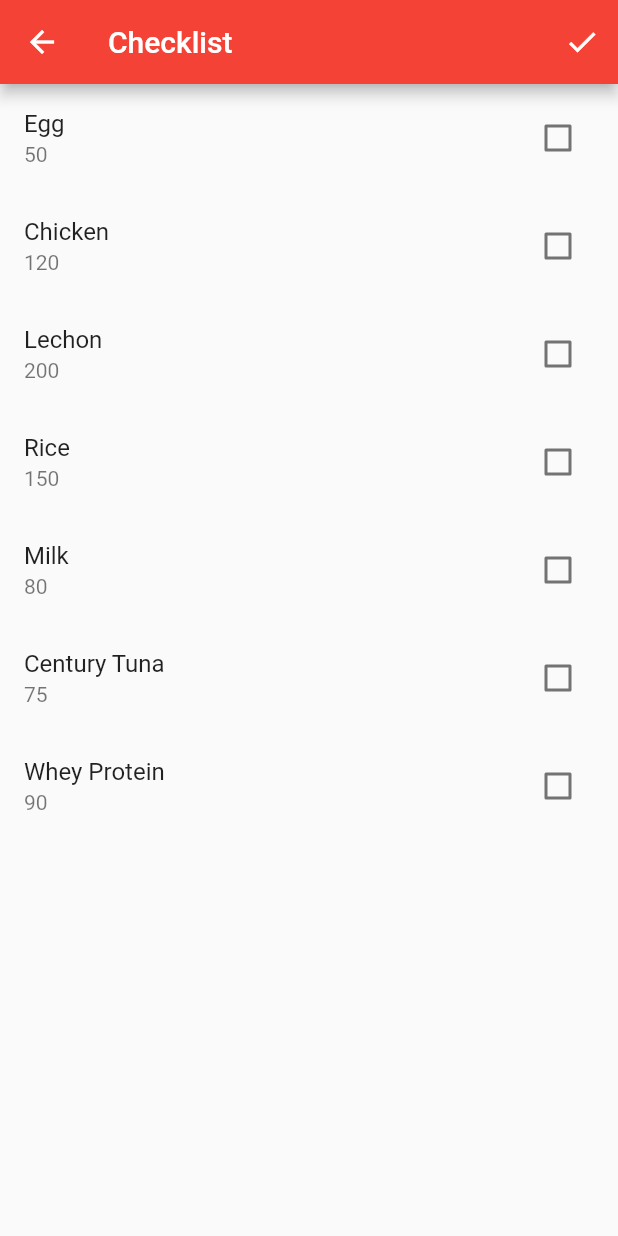
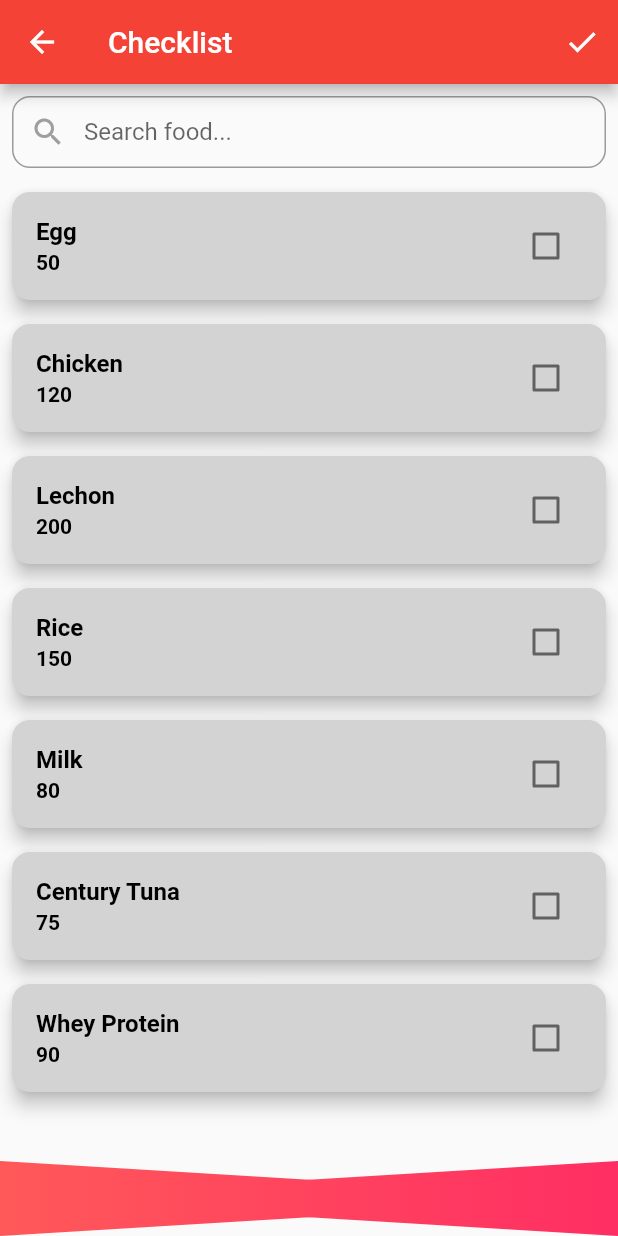
Before and after one commit to eliasberd/calorie_counter_main, a Flutter app: the AddFoodTest screen opened directly with empty values, on a phone screen of 412 x 824 dp. Run offline on Flutter 3.47's test engine with Material 3 defaults, Android fonts, the phone set to English and light mode, and no system bars; our stand-ins replace cloud_firestore, firebase_auth, firebase_core, firebase_database; accounts and stored records are empty.

Commit message:
added UI

```diff
--- a/lib/food_test.dart
+++ b/lib/food_test.dart
@@ -1,6 +1,5 @@
 import 'package:calorie_counter_app_design/prelim/user_auth/firebase_auth_implementation/firebase_auth_services.dart';
 import 'package:firebase_database/firebase_database.dart';
-import 'package:firebase_database/ui/firebase_animated_list.dart';
 import 'package:flutter/material.dart';
 
 class AddFoodTest extends StatefulWidget {
@@ -14,8 +13,6 @@ class AddFoodTest extends StatefulWidget {
 class _AddFoodTestState extends State<AddFoodTest> {
   final databaseReference = FirebaseDatabase.instance.ref();
   String currentUid = '';
-
-
   List<String> foodItems = [
     'Egg',
     'Chicken',
@@ -25,7 +22,6 @@ class _AddFoodTestState extends State<AddFoodTest> {
     'Century Tuna',
     'Whey Protein',
   ];
-
   List<int> gramsValues = [
     50,
     120,
@@ -35,30 +31,36 @@ class _AddFoodTestState extends State<AddFoodTest> {
     75,
     90,
   ];
+  List<bool> isCheckedList = List.generate(7, (index) => false);
 
-
-  List<bool> isCheckedList = [false, false, false, false, false, false, false, false, false];
+  List<String> filteredFoodItems = [];
 
   @override
   void initState() {
-    // TODO: implement initState
     super.initState();
     setUid();
+    // Initialize filteredFoodItems with all foodItems initially
+    filteredFoodItems = List.from(foodItems);
   }
 
-  void setUid(){
+  void setUid() {
     FirebaseAuthService firebaseAuthService = FirebaseAuthService();
     setState(() {
       currentUid = firebaseAuthService.getCurrentUserUid();
     });
   }
 
-  @
-  override
+  @override
   Widget build(BuildContext context) {
     return Scaffold(
       appBar: AppBar(
         title: Text('Checklist'),
+        leading: IconButton(
+          icon: Icon(Icons.arrow_back),
+          onPressed: () {
+            Navigator.of(context).pop();
+          },
+        ),
         actions: [
           IconButton(
             icon: Icon(Icons.check),
@@ -70,37 +72,103 @@ class _AddFoodTestState extends State<AddFoodTest> {
           ),
         ],
       ),
-      body:
-      // FirebaseAnimatedList(
-      //   query: databaseReference.child('food'),
-      //   shrinkWrap: true,
-      //   itemBuilder: (context, snapshot, index, animation){
-      //     return ListTile(
-      //       title: Text(
-      //         snapshot.child('name').value.toString()
-      //       ),
-      //     );
-      //   }
-      //
-      // )
-
-      ListView.builder(
-        itemCount: foodItems.length,
-        itemBuilder: (context, index) {
-          int valuesTxt = gramsValues[index];
-          return ListTile(
-            title: Text(foodItems[index]),
-            subtitle: Text('$valuesTxt'),
-            trailing: Checkbox(
-              value: isCheckedList[index],
+      body: Stack(
+        children: [
+          Column(
+            children: [
+              Padding(
+                padding: const EdgeInsets.all(8.0),
+                child: TextField(
+                  decoration: InputDecoration(
+                    hintText: 'Search food...',
+                    prefixIcon: Icon(Icons.search, color: Colors.grey),
+                    border: OutlineInputBorder(
+                      borderRadius: BorderRadius.circular(12.0),
+                      borderSide: BorderSide(color: Colors.grey),
+                    ),
+                    contentPadding: EdgeInsets.symmetric(vertical: 12.0, horizontal: 16.0),
+                  ),
                   onChanged: (value) {
+                    // Filter the food items based on the search value
                     setState(() {
-                  isCheckedList[index] = value!;
+                      filteredFoodItems = foodItems
+                          .where((item) => item.toLowerCase().contains(value.toLowerCase()))
+                          .toList();
                     });
                   },
                 ),
+              ),
+              Expanded(
+                child: ListView.builder(
+                  itemCount: filteredFoodItems.length,
+                  itemBuilder: (context, index) {
+                    int valuesTxt = gramsValues[foodItems.indexOf(filteredFoodItems[index])];
+                    return InkWell(
+                      onTap: () {
+                        // Handle item click here
+                        // You can add custom logic or navigation
+                      },
+                      child: Card(
+                        color: Color(0xFFD3D3D3), // Set the color to #D3D3D3
+                        elevation: 5.0,
+                        shape: RoundedRectangleBorder(
+                          borderRadius: BorderRadius.circular(12.0),
+                        ),
+                        margin: EdgeInsets.all(8.0),
+                        child: ListTile(
+                          title: Text(
+                            filteredFoodItems[index],
+                            style: TextStyle(
+                              color: Colors.black, // Set the color of the text
+                              fontWeight: FontWeight.bold, // Set the text to bold
+                            ),
+                          ),
+                          subtitle: Text(
+                            '$valuesTxt',
+                            style: TextStyle(
+                              color: Colors.black, // Set the color of the values text
+                              fontWeight: FontWeight.bold, // Set the text to bold
+                            ),
+                          ),
+                          trailing: Checkbox(
+                            value: isCheckedList[foodItems.indexOf(filteredFoodItems[index])],
+                            onChanged: (value) {
+                              setState(() {
+                                isCheckedList[foodItems.indexOf(filteredFoodItems[index])] = value!;
+                              });
+                            },
+                          ),
+                        ),
+                      ),
                     );
                   },
+                ),
+              ),
+            ],
+          ),
+          Positioned(
+            left: 0,
+            bottom: 0,
+            child: CustomPaint(
+              painter: TrianglePainter(isReversed: true),
+              child: Container(
+                height: 50,
+                width: MediaQuery.of(context).size.width,
+              ),
+            ),
+          ),
+          Positioned(
+            right: 0,
+            bottom: 0,
+            child: CustomPaint(
+              painter: TrianglePainter(),
+              child: Container(
+                height: 50,
+                width: MediaQuery.of(context).size.width,
+              ),
+            ),
+          ),
+        ],
       ),
     );
   }
@@ -111,9 +179,44 @@ class _AddFoodTestState extends State<AddFoodTest> {
         // Add the checked item to Firebase Realtime Database
         databaseReference.child('addedFood').child(currentUid).child(widget.meal).child('$i').set({
           'food': foodItems[i],
-          'cal': gramsValues[i]
+          'cal': gramsValues[i],
         });
       }
     }
   }
 }
+
+class TrianglePainter extends CustomPainter {
+  final bool isReversed;
+
+  TrianglePainter({this.isReversed = false});
+
+  @override
+  void paint(Canvas canvas, Size size) {
+    final Paint paint = Paint()
+      ..shader = LinearGradient(
+        begin: Alignment.centerLeft,
+        end: Alignment.centerRight,
+        colors: [Color(0xFFFF5959), Color(0xFFFF2E63)],
+      ).createShader(Rect.fromPoints(Offset(0, 0), Offset(size.width, 0)));
+
+    final Path path = Path();
+    if (isReversed) {
+      path.moveTo(size.width, size.height);
+      path.lineTo(size.width, 0);
+      path.lineTo(0, size.height / 2);
+    } else {
+      path.moveTo(0, size.height);
+      path.lineTo(0, 0);
+      path.lineTo(size.width, size.height / 2);
+    }
+
+    path.close();
+    canvas.drawPath(path, paint);
+  }
+
+  @override
+  bool shouldRepaint(covariant CustomPainter oldDelegate) {
+    return false;
+  }
+}
```
Lines whose indentation alone changed are shown as unchanged.
